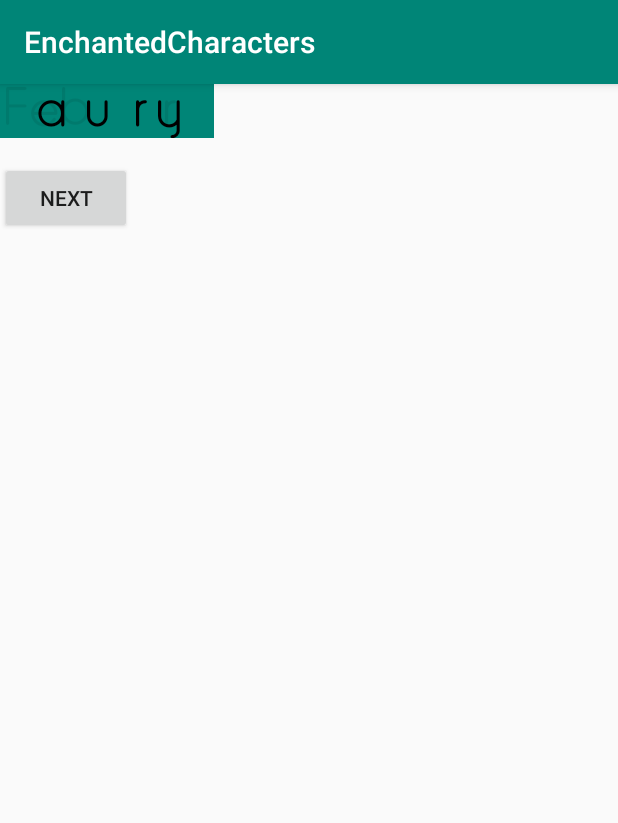
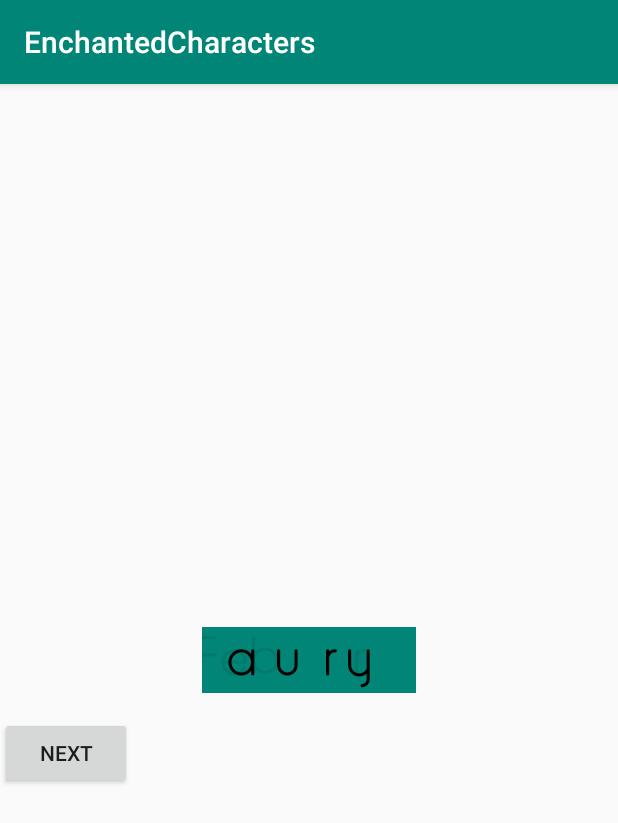
Before and after one commit to landicefu/EnchantedCharactersView, an Android app: the screen it shows after launch (MainActivity), after a tap on "NEXT", on a phone screen of 412 x 824 dp. Shown: the top 823 px of the screen. Run offline under Robolectric (Android 15) with nearby library versions, the phone set to English and light mode, and no system bars.

Commit message:
Add gravity attribute

```diff
--- a/EnchantedCharactersView/src/main/java/tw/lifehackers/widget/EnchantedCharactersView.kt
+++ b/EnchantedCharactersView/src/main/java/tw/lifehackers/widget/EnchantedCharactersView.kt
@@ -1,11 +1,14 @@
 package tw.lifehackers.widget
 
+import android.annotation.SuppressLint
 import android.content.Context
 import android.graphics.*
 import android.os.Handler
 import android.text.TextPaint
 import android.util.AttributeSet
+import android.util.Log
 import android.util.TypedValue
+import android.view.Gravity.*
 import android.view.View
 import tw.lifehackers.widget.enchantedcharacters.R
 
@@ -14,6 +17,7 @@ class EnchantedCharactersView : View {
     companion object {
         private val DEFAULT_TEXT_COLOR = Color.parseColor("#FF000000")
         private const val DEFAULT_NUM_STEPS = 50
+        private const val DEFAULT_GRAVITY = START
     }
 
     private val defaultTextSize =
@@ -56,6 +60,12 @@ class EnchantedCharactersView : View {
             }
         }
 
+    var gravity: Int = DEFAULT_GRAVITY
+        set(value) {
+            field = value
+            invalidate()
+        }
+
     private var isAtMost: Boolean = false
     private val uiHandler = Handler()
 
@@ -80,6 +90,7 @@ class EnchantedCharactersView : View {
         text = typedArr.getString(R.styleable.EnchantedCharactersView_text) ?: ""
         fadeInForNonMovingChar = typedArr.getBoolean(R.styleable.EnchantedCharactersView_fadeInForNonMovingChar, false)
         animationSteps = typedArr.getInt(R.styleable.EnchantedCharactersView_animationSteps, DEFAULT_NUM_STEPS)
+        gravity = typedArr.getInt(R.styleable.EnchantedCharactersView_gravity, DEFAULT_GRAVITY)
         typedArr.recycle()
 
         setLayerType(LAYER_TYPE_HARDWARE, null)
@@ -111,13 +122,45 @@ class EnchantedCharactersView : View {
             resolveSizeAndState(textWidth.toInt() + paddingLeft + paddingRight, widthMeasureSpec, 0),
             resolveSizeAndState(textPaint.height + paddingBottom + paddingTop, heightMeasureSpec, 0)
         )
+        Log.d("Landice", "measured width = ${textWidth.toInt() + paddingLeft + paddingRight}")
     }
 
     private var intermediateState: IntermediateState? = null
 
+    private fun getOffsetY(): Float {
+        val contentHeight = textPaint.height
+        val containerHeight = height - paddingTop - paddingBottom
+        return when (gravity and 0xF0) {
+            BOTTOM -> height - paddingBottom.toFloat()
+            CENTER_VERTICAL -> paddingTop.toFloat() + (containerHeight + contentHeight) / 2
+            else -> paddingTop.toFloat() + contentHeight
+        } - textPaint.fontMetrics.bottom
+    }
+
+    @SuppressLint("RtlHardcoded")
+    private fun getOffsetX(str: String): Float {
+        val absGravity = getAbsoluteGravity(gravity, layoutDirection)
+        val contentWidth = textPaint.measureText(str)
+        val containerWidth = width - paddingLeft - paddingRight
+        Log.d("Landice", "problematic width = $width")
+        return when (absGravity and 0xF) {
+            RIGHT -> width - contentWidth - paddingRight
+            CENTER_HORIZONTAL -> paddingLeft.toFloat() + (containerWidth - contentWidth) / 2
+            else -> paddingLeft.toFloat()
+        }
+    }
+
     private fun onTextChanged(oldStr: String, newStr: String) {
         uiHandler.removeCallbacks(invalidateRunnable)
-        intermediateState = IntermediateState(oldStr, newStr, animationSteps, textColor, textPaint, fadeInForNonMovingChar)
+        intermediateState = IntermediateState(
+            oldStr, newStr,
+            animationSteps,
+            textColor,
+            textPaint,
+            fadeInForNonMovingChar,
+            getOffsetX(newStr),
+            getOffsetY()
+        )
         requestLayout()
     }
 
@@ -125,13 +168,12 @@ class EnchantedCharactersView : View {
 
     override fun onDraw(canvas: Canvas) {
         val intermediateState = intermediateState
-        val offsetY = paddingTop.toFloat() + textPaint.height - textPaint.fontMetrics.bottom
+
         if (intermediateState == null) {
-            val offsetX = paddingLeft.toFloat()
             textPaint.color = textColor
-            canvas.drawText(text, offsetX, offsetY, textPaint)
+            canvas.drawText(text, getOffsetX(text), getOffsetY(), textPaint)
         } else {
-            intermediateState.drawStep(canvas, paddingLeft, offsetY)
+            intermediateState.drawStep(canvas)
             if (!intermediateState.isFinalStep()) {
                 uiHandler.post(invalidateRunnable)
             } else {
@@ -161,7 +203,9 @@ private class IntermediateState(
     val numberOfSteps: Int,
     val textColor: Int,
     val textPaint: TextPaint,
-    val fadeIn: Boolean
+    val fadeIn: Boolean,
+    val offsetX: Float,
+    val offsetY: Float
 ) {
     private var currentStep = 0
 
@@ -198,7 +242,7 @@ private class IntermediateState(
         }
     }
 
-    fun drawStep(canvas: Canvas, paddingLeft: Int, offsetY: Float) {
+    fun drawStep(canvas: Canvas) {
         val percentage = (++currentStep).toFloat() / numberOfSteps
 
         if (fadeIn) {
@@ -207,13 +251,13 @@ private class IntermediateState(
 
         for (index in showIndexInNewString) {
             canvas.drawText(
-                newStr[index].toString(), paddingLeft.toFloat() + newStrOffset[index], offsetY, textPaint
+                newStr[index].toString(), offsetX + newStrOffset[index], offsetY, textPaint
             )
         }
 
         textPaint.color = textColor
         for (shiftingChar in shiftingCharList) {
-            val offsetX = paddingLeft + linearInterpolate(shiftingChar.startOffset, shiftingChar.endOffset, percentage)
+            val offsetX = offsetX + linearInterpolate(shiftingChar.startOffset, shiftingChar.endOffset, percentage)
             canvas.drawText(shiftingChar.char.toString(), offsetX, offsetY, textPaint)
         }
     }
--- a/EnchantedCharactersView/src/main/res/values/styleable.xml
+++ b/EnchantedCharactersView/src/main/res/values/styleable.xml
@@ -8,6 +8,17 @@
         <attr name="typeface" format="string"/>
         <attr name="fadeInForNonMovingChar" format="boolean"/>
         <attr name="animationSteps" format="integer"/>
+        <attr name="gravity">
+            <flag name="bottom" value="80"/>
+            <flag name="top" value="48"/>
+            <flag name="left" value="3"/>
+            <flag name="right" value="5"/>
+            <flag name="start" value="800003"/>
+            <flag name="end" value="800005"/>
+            <flag name="center" value="17"/>
+            <flag name="center_horizontal" value="1"/>
+            <flag name="center_vertical" value="16"/>
+        </attr>
     </declare-styleable>
 
     <declare-styleable name="EnchantedCharactersViewTheme">
--- a/app/src/main/res/layout/activity_main.xml
+++ b/app/src/main/res/layout/activity_main.xml
@@ -10,16 +10,18 @@
             android:id="@+id/enchantedCharactersView"
             android:layout_width="wrap_content"
             android:layout_height="wrap_content"
-            android:paddingLeft="4dp"
-            android:paddingRight="4dp"
+            android:padding="4dp"
             android:background="@color/colorPrimary"
             app:fadeInForNonMovingChar="true"
             app:typeface="Adlanta.otf"
             app:text="January"
             app:textColor="@android:color/black"
             app:textSize="32sp"
+            app:gravity="center_vertical|center_horizontal"
+            app:layout_constraintLeft_toLeftOf="parent"
+            app:layout_constraintRight_toRightOf="parent"
             app:layout_constraintTop_toTopOf="parent"
-            app:layout_constraintLeft_toLeftOf="parent"/>
+            app:layout_constraintBottom_toBottomOf="parent"/>
 
     <Button
             android:id="@+id/buttonNext"
```
